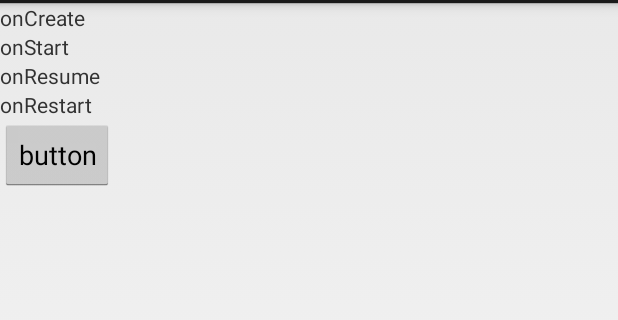
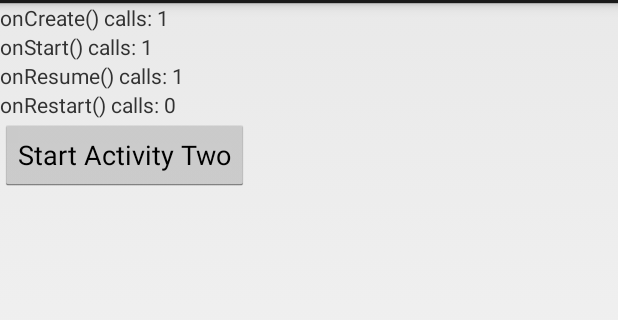
Before and after one commit to Mayank2322/Coursera-Android-14Inv, an Android app: the screen it shows after launch (ActivityOne), on a phone screen of 412 x 824 dp, the part 69-389 px from its top. Run offline under Robolectric (Android 15) with nearby library versions, the phone set to English and light mode, and no system bars.

Commit message:
* Lab Week 2 Completed! (6/6)

```diff
--- a/Week2-TheActivityClass/WorkSpace/ActivityLab/app/src/main/java/course/labs/activitylab/ActivityOne.java
+++ b/Week2-TheActivityClass/WorkSpace/ActivityLab/app/src/main/java/course/labs/activitylab/ActivityOne.java
@@ -27,13 +27,16 @@ public class ActivityOne extends Activity {
 	// mCreate, mRestart, mStart and mResume
 	// to count calls to onCreate(), onRestart(), onStart() and
 	// onResume(). These variables should not be defined as static.
-
 	// You will need to increment these variables' values when their
 	// corresponding lifecycle methods get called.
+
+    int mCreate, mRestart, mStart, mResume;
 
 	// TODO: Create variables for each of the TextViews
 	// named mTvCreate, mTvRestart, mTvStart, mTvResume.
 	// for displaying the current count of each counter variable
+
+    static TextView mTvCreate, mTvRestart, mTvStart, mTvResume;
 
 	@Override
 	protected void onCreate(Bundle savedInstanceState) {
@@ -44,6 +47,12 @@ public class ActivityOne extends Activity {
 		// Hint: Access the TextView by calling Activity's findViewById()
 		// textView1 = (TextView) findViewById(R.id.textView1);
 
+        mTvCreate = (TextView) findViewById(R.id.create);
+        mTvRestart = (TextView) findViewById(R.id.restart);
+        mTvStart = (TextView) findViewById(R.id.start);
+        mTvResume = (TextView) findViewById(R.id.resume);
+
+
 		Button launchActivityTwoButton = (Button) findViewById(R.id.bLaunchActivityTwo);
 		launchActivityTwoButton.setOnClickListener(new OnClickListener() {
 
@@ -52,10 +61,10 @@ public class ActivityOne extends Activity {
 				// TODO:
 				// Launch Activity Two
 				// Hint: use Context's startActivity() method
+				// Create an intent stating which Activity you would like to start
 
-				// Create an intent stating which Activity you would like to
-				// start
-				Intent intent = null;
+				Intent intent = new Intent(ActivityOne.this, ActivityTwo.class);
+                startActivity(intent);
 
 				// Launch the Activity using the intent
 
@@ -68,6 +77,10 @@ public class ActivityOne extends Activity {
 			// TODO:
 			// Restore value of counters from saved state
 			// Only need 4 lines of code, one for every count variable
+            mCreate = savedInstanceState.getInt(CREATE_KEY, mCreate);
+            mRestart = savedInstanceState.getInt(RESTART_KEY, mRestart);
+            mStart = savedInstanceState.getInt(START_KEY, mStart);
+            mResume = savedInstanceState.getInt(RESUME_KEY, mResume);
 
 		}
 
@@ -77,7 +90,8 @@ public class ActivityOne extends Activity {
 		// TODO:
 		// Update the appropriate count variable
 		// Update the user interface via the displayCounts() method
-
+        mCreate++;
+        displayCounts();
 	}
 
 	// Lifecycle callback overrides
@@ -92,7 +106,8 @@ public class ActivityOne extends Activity {
 		// TODO:
 		// Update the appropriate count variable
 		// Update the user interface
-
+        mStart++;
+        displayCounts();
 	}
 
 	@Override
@@ -105,7 +120,8 @@ public class ActivityOne extends Activity {
 		// TODO:
 		// Update the appropriate count variable
 		// Update the user interface
-
+        mResume++;
+        displayCounts();
 	}
 
 	@Override
@@ -134,6 +150,8 @@ public class ActivityOne extends Activity {
 		// TODO:
 		// Update the appropriate count variable
 		// Update the user interface
+        mRestart++;
+        displayCounts();
 
 	}
 
@@ -151,7 +169,12 @@ public class ActivityOne extends Activity {
 		// Save state information with a collection of key-value pairs
 		// 4 lines of code, one for every count variable
 
+        savedInstanceState.putInt(CREATE_KEY, mCreate);
+        savedInstanceState.putInt(RESTART_KEY, mRestart);
+        savedInstanceState.putInt(START_KEY, mStart);
+        savedInstanceState.putInt(RESUME_KEY, mResume);
 	}
+
 
 	// Updates the displayed counters
 	// This method expects that the counters and TextView variables use the
--- a/Week2-TheActivityClass/WorkSpace/ActivityLab/app/src/main/res/layout/activity_one.xml
+++ b/Week2-TheActivityClass/WorkSpace/ActivityLab/app/src/main/res/layout/activity_one.xml
@@ -2,7 +2,8 @@
     xmlns:tools="http://schemas.android.com/tools"
     android:layout_width="match_parent"
     android:layout_height="match_parent"
-    android:orientation="vertical" >
+    android:orientation="vertical"
+    android:id="@+id/button">
 
     <TextView android:id="@+id/create"
         android:layout_width="wrap_content"
@@ -12,21 +13,21 @@
     <TextView android:id="@+id/start"
         android:layout_width="wrap_content"
         android:layout_height="wrap_content"
-        android:text="onStart" />
+        android:text="@string/onStart" />
 
     <TextView android:id="@+id/resume"
         android:layout_width="wrap_content"
         android:layout_height="wrap_content"
-        android:text="onResume" />
+        android:text="@string/onResume" />
 
     <TextView android:id="@+id/restart"
         android:layout_width="wrap_content"
         android:layout_height="wrap_content"
-        android:text="onRestart" />
+        android:text="@string/onRestart" />
 
     <Button android:id="@+id/bLaunchActivityTwo"
         android:layout_width="wrap_content"
         android:layout_height="wrap_content"
-        android:text="button" />
+        android:text="@string/button" />
 
 </LinearLayout>
--- a/Week2-TheActivityClass/WorkSpace/ActivityLab/app/src/main/res/values/strings.xml
+++ b/Week2-TheActivityClass/WorkSpace/ActivityLab/app/src/main/res/values/strings.xml
@@ -7,8 +7,8 @@
     <string name="onStart">onStart() calls: 0</string>
     <string name="onResume">onResume() calls: 0</string>
     <string name="onRestart">onRestart() calls: 0</string>
-    <string name="button">Start Activity Two</string>
     <string name="title_activity_activity_two">Activity Two</string>
     <string name="close">Close Activity</string>
+    <string name="button">Start Activity Two</string>
 
 </resources>
```
Also changed, not shown: Week2-TheActivityClass/WorkSpace/ActivityLab/app/src/main/java/course/labs/activitylab/ActivityTwo.java (+24 -35 lines), 34 other files.
